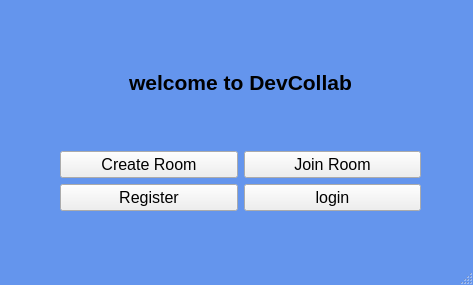
Qt form home.ui (amxnese/DevCollab) before a commit.
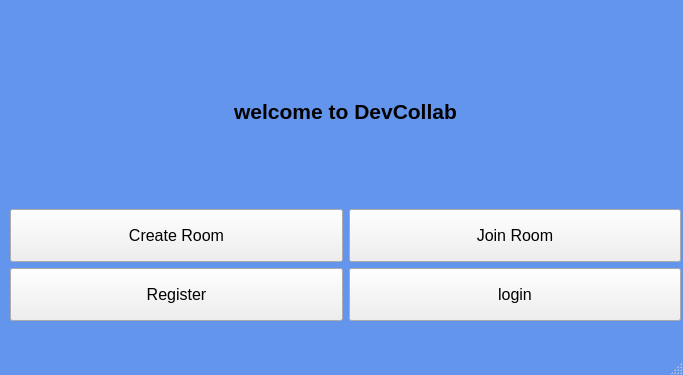
The same form after that commit.

```diff
--- a/home.ui
+++ b/home.ui
@@ -6,8 +6,8 @@
    <rect>
     <x>0</x>
     <y>0</y>
-    <width>473</width>
-    <height>285</height>
+    <width>683</width>
+    <height>375</height>
    </rect>
   </property>
   <property name="windowTitle">
@@ -22,10 +22,10 @@
    <widget class="QWidget" name="layoutWidget">
     <property name="geometry">
      <rect>
-      <x>60</x>
+      <x>10</x>
       <y>20</y>
-      <width>361</width>
-      <height>191</height>
+      <width>671</width>
+      <height>301</height>
      </rect>
     </property>
     <layout class="QGridLayout" name="gridLayout">
@@ -56,6 +56,12 @@
      </item>
      <item row="1" column="0">
       <widget class="QPushButton" name="create_button">
+       <property name="minimumSize">
+        <size>
+         <width>0</width>
+         <height>53</height>
+        </size>
+       </property>
        <property name="font">
         <font>
          <pointsize>12</pointsize>
@@ -71,6 +77,12 @@
      </item>
      <item row="1" column="1">
       <widget class="QPushButton" name="join_button">
+       <property name="minimumSize">
+        <size>
+         <width>0</width>
+         <height>53</height>
+        </size>
+       </property>
        <property name="font">
         <font>
          <pointsize>12</pointsize>
@@ -86,6 +98,12 @@
      </item>
      <item row="2" column="0">
       <widget class="QPushButton" name="register_button">
+       <property name="minimumSize">
+        <size>
+         <width>0</width>
+         <height>53</height>
+        </size>
+       </property>
        <property name="font">
         <font>
          <pointsize>12</pointsize>
@@ -101,6 +119,12 @@
      </item>
      <item row="2" column="1">
       <widget class="QPushButton" name="login_button">
+       <property name="minimumSize">
+        <size>
+         <width>0</width>
+         <height>53</height>
+        </size>
+       </property>
        <property name="font">
         <font>
          <pointsize>12</pointsize>
```
Left out of the diff: 2 changed lines with no effect on the pictures.
